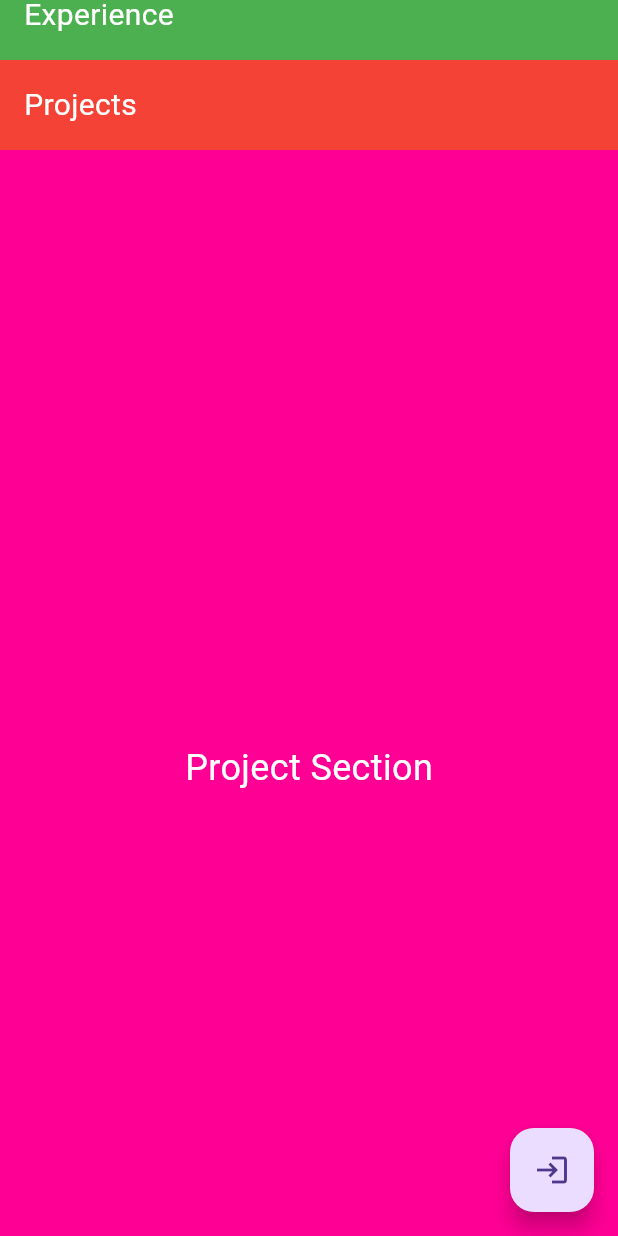
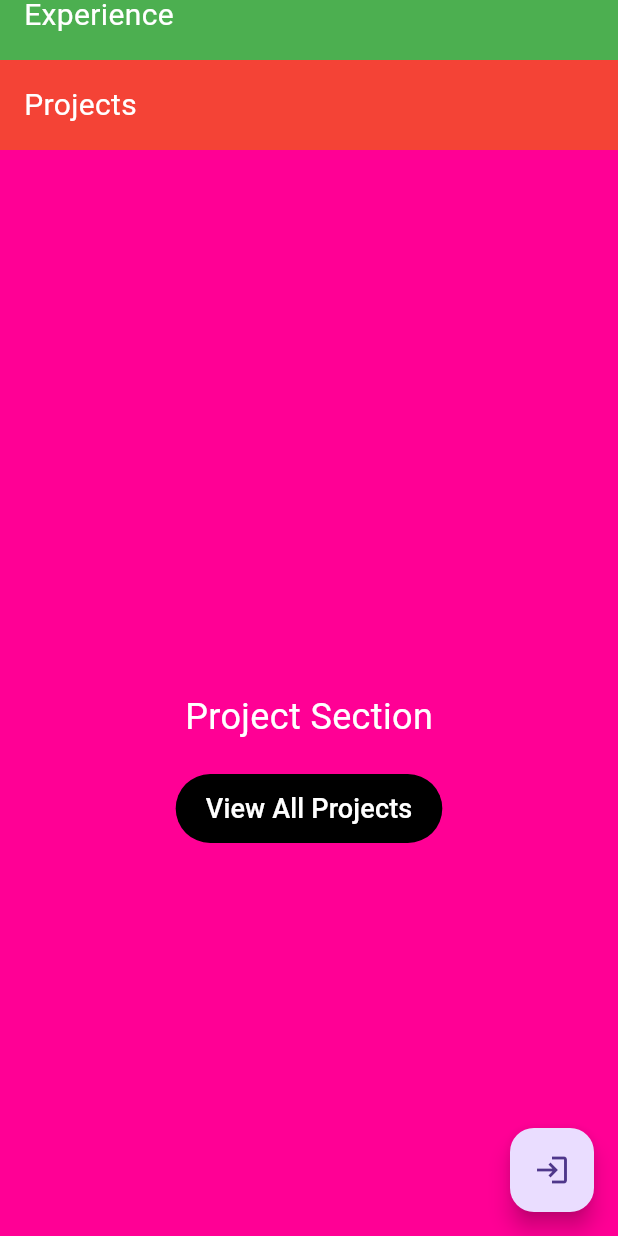
Before and after one commit to Hidayattullah/porto_cv, a Flutter app: the screen it shows after launch, scrolled down 1728 dp, on a phone screen of 412 x 824 dp. Run offline on Flutter 3.47's test engine with Material 3 defaults, Android fonts, the phone set to English and light mode, and no system bars; our stand-ins replace cloud_firestore, equatable, firebase_auth, firebase_core, flutter_bloc, flutter_sticky_header and 1 more; accounts and stored records are empty; statements that could not run were skipped.

Commit message:
menambahkan fungsi Creat and Read di firebase

```diff
--- /dev/null
+++ b/lib/data/datasources/firebase_datasource.dart
@@ -0,0 +1,29 @@
+// File: data/datasources/firebase_datasource.dart
+import 'package:cloud_firestore/cloud_firestore.dart';
+import '../model/project/project_model.dart';
+
+
+class FirebaseDataSource {
+  final FirebaseFirestore _firestore;
+
+  FirebaseDataSource(this._firestore);
+
+  Future<void> addProject(ProjectModel project) async {
+    await _firestore.collection('projects').add(project.toMap());
+  }
+
+  Future<void> updateProject(ProjectModel project) async {
+    await _firestore.collection('projects').doc(project.id).update(project.toMap());
+  }
+
+  Future<void> deleteProject(String projectId) async {
+    await _firestore.collection('projects').doc(projectId).delete();
+  }
+
+  Future<List<ProjectModel>> getProjects() async {
+    final querySnapshot = await _firestore.collection('projects').get();
+    return querySnapshot.docs.map((doc) {
+      return ProjectModel.fromMap(doc.data(), doc.id);
+    }).toList();
+  }
+}
--- /dev/null
+++ b/lib/dependencies/auth_dependency.dart
@@ -0,0 +1,15 @@
+// File: lib/dependencies/auth_dependencies.dart
+import 'package:flutter_bloc/flutter_bloc.dart';
+import '../../data/repositories/auth_repository.dart';
+import '../presentation/cubits/auth/auth_cubit.dart';
+
+// Fungsi untuk menyediakan dependencies AuthCubit
+List<BlocProvider> provideAuthDependencies() {
+  final authRepository = AuthRepository(); // Inisialisasi AuthRepository
+
+  return [
+    BlocProvider<AuthCubit>(
+      create: (context) => AuthCubit(authRepository),
+    ),
+  ];
+}
--- /dev/null
+++ b/lib/dependencies/project_dependency.dart
@@ -0,0 +1,30 @@
+// File: lib/dependencies/project_dependencies.dart
+import 'package:flutter_bloc/flutter_bloc.dart';
+import 'package:cloud_firestore/cloud_firestore.dart';
+import '../data/repositories/project_repository_impl.dart';
+import '../domain/usercases/project/add_project.dart';
+import '../domain/usercases/project/delete_project.dart';
+import '../domain/usercases/project/get_project.dart';
+import '../domain/usercases/project/update_project.dart';
+import '../presentation/cubits/project/project_cubit.dart';
+
+// Fungsi untuk menyediakan dependencies ProjectCubit
+List<BlocProvider> provideProjectDependencies() {
+  final firestore = FirebaseFirestore.instance;
+  final projectRepository = ProjectRepositoryImpl(firestore); // Menggunakan implementasi konkret
+  final addProjectUseCase = AddProject(projectRepository);
+  final updateProjectUseCase = UpdateProject(projectRepository);
+  final deleteProjectUseCase = DeleteProject(projectRepository);
+  final getProjectsUseCase = GetProjects(projectRepository);
+
+  return [
+    BlocProvider<ProjectCubit>(
+      create: (context) => ProjectCubit(
+        addProject: addProjectUseCase,
+        updateProject: updateProjectUseCase,
+        deleteProject: deleteProjectUseCase,
+        getProjects: getProjectsUseCase,
+      ),
+    ),
+  ];
+}
--- a/lib/main.dart
+++ b/lib/main.dart
@@ -1,13 +1,17 @@
+// File: main.dart
 import 'package:flutter/foundation.dart';
 import 'package:flutter/material.dart';
 import 'package:firebase_core/firebase_core.dart';
 import 'package:flutter_bloc/flutter_bloc.dart';
 import 'package:porto_cv/firebase_options.dart';
-import 'presentation/cubits/auth/auth_cubit.dart';
 import 'presentation/cubits/navigation/navigation_cubit.dart'; // Import NavigationCubit
-import 'data/repositories/auth_repository.dart';
 import 'presentation/pages/auth/login.dart';
 import 'presentation/pages/landing_page.dart';
+import 'presentation/pages/project/project_list_page.dart';
+
+//dependencies module
+import 'dependencies/auth_dependency.dart';
+import 'dependencies/project_dependency.dart';
 
 void main() async {
   WidgetsFlutterBinding.ensureInitialized();
@@ -21,25 +25,18 @@ void main() async {
     print('Firebase berhasil diinisialisasi.');
   }
 
-  final authRepository = AuthRepository(); // Inisialisasi AuthRepository
-
-  runApp(
-    MyApp(authRepository: authRepository),
-  );
+  runApp(const MyApp());
 }
 
 class MyApp extends StatelessWidget {
-  final AuthRepository authRepository;
-
-  const MyApp({required this.authRepository, super.key});
+  const MyApp({super.key});
 
   @override
   Widget build(BuildContext context) {
     return MultiBlocProvider(
       providers: [
-        BlocProvider<AuthCubit>(
-          create: (context) => AuthCubit(authRepository),
-        ),
+        ...provideAuthDependencies(), // Menggunakan Auth Dependencies
+        ...provideProjectDependencies(), // Menggunakan Project Dependencies
         BlocProvider<NavigationCubit>(
           create: (context) => NavigationCubit(), // Inisialisasi NavigationCubit
         ),
@@ -55,6 +52,7 @@ class MyApp extends StatelessWidget {
         routes: {
           '/login': (context) => const LoginPage(), // Definisikan route untuk halaman login
           '/landing': (context) => const LandingPage(), // Rute ke landing_page
+          '/projects': (context) => const ProjectListPage(), // Rute ke project_list_page
           // Tambahkan route lain jika diperlukan
         },
       ),
--- a/lib/presentation/pages/content/project_sec.dart
+++ b/lib/presentation/pages/content/project_sec.dart
@@ -1,4 +1,5 @@
 import 'package:flutter/material.dart';
+import '../project/project_list_page.dart';
 
 class ProjectSec extends StatelessWidget {
   const ProjectSec({super.key});
@@ -8,12 +9,39 @@ class ProjectSec extends StatelessWidget {
     return Container(
       color: const Color.fromARGB(255, 255, 0, 149),
       height: MediaQuery.of(context).size.height,
-      child: const Center(
-        child: Text('Project Section',
-        style: TextStyle(
-          color: Colors.white, fontSize: 24
-          )
-        )
+      child: Column(
+        mainAxisAlignment: MainAxisAlignment.center,
+        children: [
+          const Text(
+            'Project Section',
+            style: TextStyle(
+              color: Colors.white,
+              fontSize: 24,
+            ),
+          ),
+          const SizedBox(height: 20), // Memberi jarak antara teks dan tombol
+          TextButton(
+            onPressed: () {
+              Navigator.push(
+                context,
+                MaterialPageRoute(
+                  builder: (context) => const ProjectListPage(),
+                ),
+              );
+            },
+            style: TextButton.styleFrom(
+              backgroundColor: Colors.black, // Warna latar belakang tombol
+              padding: const EdgeInsets.symmetric(
+                horizontal: 20,
+                vertical: 10,
+              ),
+            ),
+            child: const Text(
+              'View All Projects',
+              style: TextStyle(fontSize: 18, color: Colors.white),
+            ),
+          ),
+        ],
       ),
     );
   }
--- a/pubspec.yaml
+++ b/pubspec.yaml
@@ -42,6 +42,8 @@ dependencies:
   equatable: ^2.0.5
   firebase_core: ^3.4.0
   firebase_auth: ^5.2.0
+  cloud_firestore: ^5.3.0
+  uuid: ^4.5.0
 
 dev_dependencies:
   flutter_test:
```
Also changed, not shown: lib/data/model/project/project_model.dart (added, +38 -0 lines), lib/data/repositories/project_repository_impl.dart (added, +108 -0 lines), lib/domain/entities/project_entity.dart (added, +18 -0 lines), lib/domain/repositores/project_repository.dart (added, +9 -0 lines), lib/domain/usercases/project/add_project.dart (added, +13 -0 lines), lib/domain/usercases/project/delete_project.dart (added, +12 -0 lines), lib/domain/usercases/project/get_project.dart (added, +13 -0 lines), lib/domain/usercases/project/update_project.dart (added, +13 -0 lines), lib/presentation/cubits/project/project_cubit.dart (added, +95 -0 lines), lib/presentation/cubits/project/project_state.dart (added, +20 -0 lines), lib/presentation/pages/project/project_list_page.dart (added, +94 -0 lines), lib/presentation/widgets/forms/project_form.dart (added, +67 -0 lines), pubspec.lock, 3 other files.
